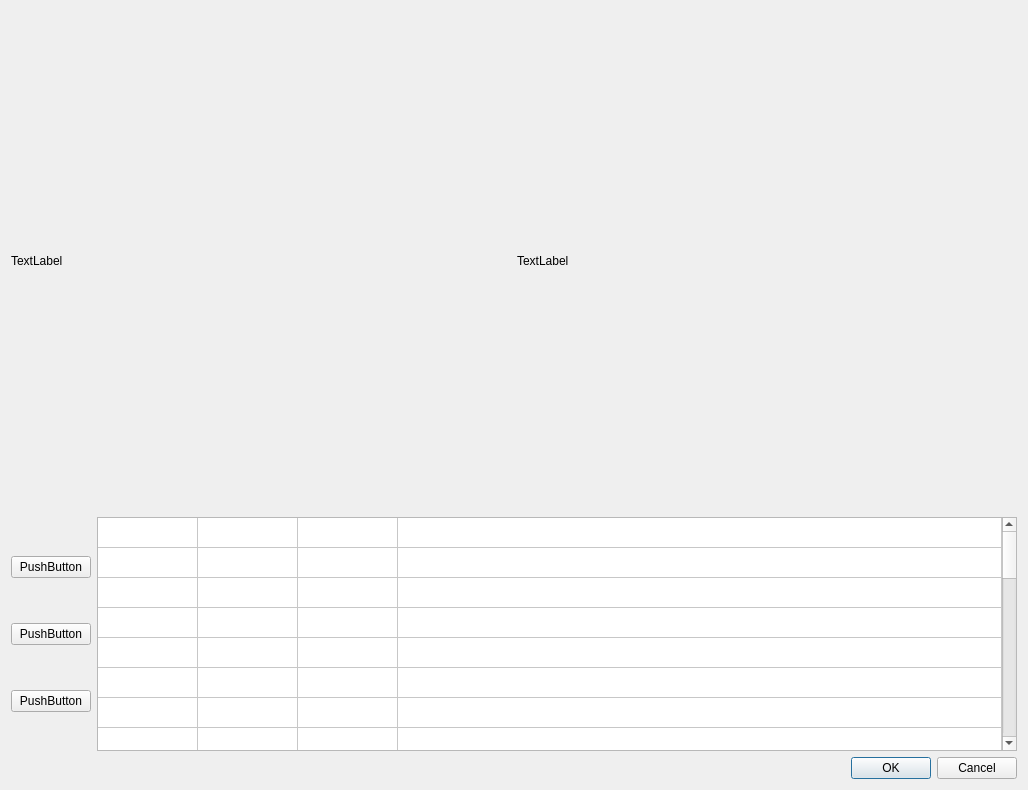
Above: editmonth.ui from yodermk/LIbreCalendarCreator before the change. Below: the same form after it.
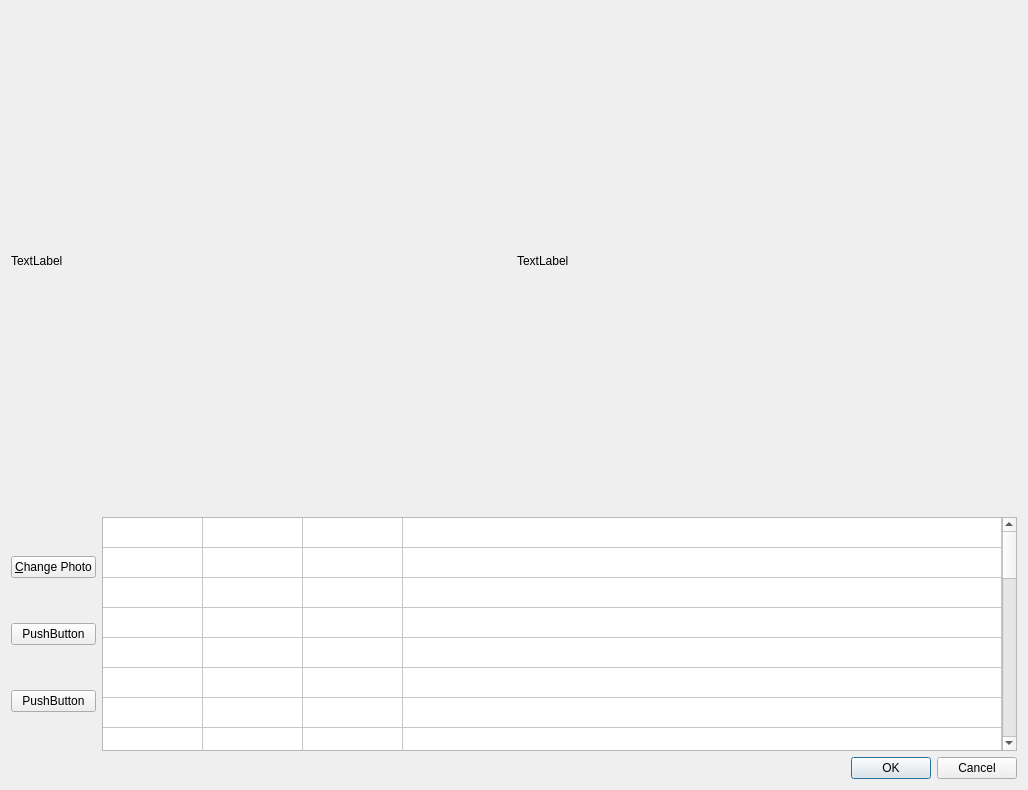
That is the form after the change.

Commit message: work on selecting/cropping photos

```diff
--- a/editmonth.ui
+++ b/editmonth.ui
@@ -51,7 +51,7 @@
        <item>
         <widget class="QPushButton" name="pushButton_3">
          <property name="text">
-          <string>PushButton</string>
+          <string>&amp;Change Photo</string>
          </property>
         </widget>
        </item>
```
Left out of the diff: 2 changed lines with no effect on the pictures. The commit also changes 6 other files.
